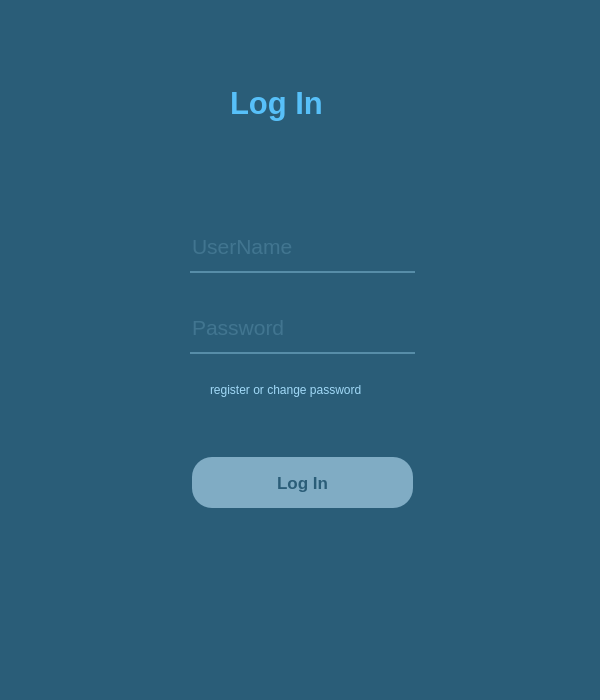
DRG-Dev/NewsSkrap, file LogIn.ui: the form before one commit.
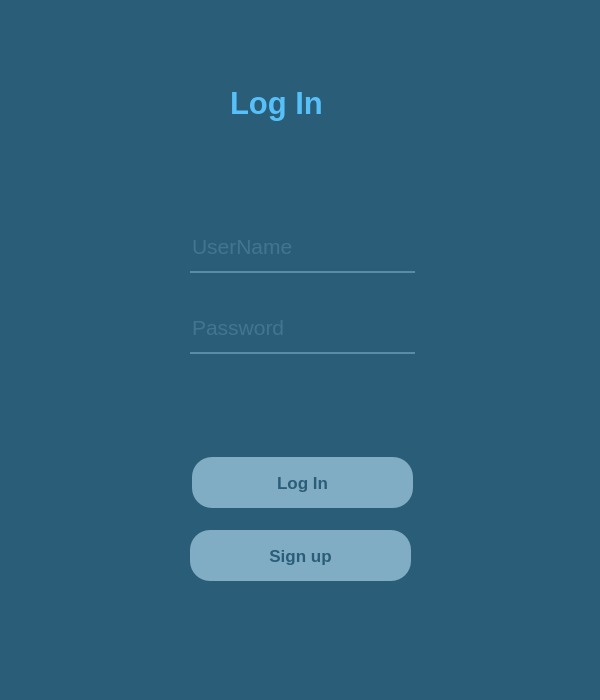
The form after the commit.

```diff
--- a/LogIn.ui
+++ b/LogIn.ui
@@ -118,23 +118,29 @@
      <string>Log In</string>
     </property>
    </widget>
-   <widget class="QLabel" name="label_2">
+   <widget class="QPushButton" name="pushButton_2">
     <property name="geometry">
      <rect>
-      <x>210</x>
-      <y>380</y>
-      <width>171</width>
-      <height>20</height>
+      <x>190</x>
+      <y>530</y>
+      <width>221</width>
+      <height>51</height>
      </rect>
     </property>
-    <property name="layoutDirection">
-     <enum>Qt::LeftToRight</enum>
+    <property name="font">
+     <font>
+      <pointsize>13</pointsize>
+      <weight>75</weight>
+      <bold>true</bold>
+     </font>
     </property>
     <property name="styleSheet">
-     <string notr="true">color: rgb(161, 217, 247);</string>
+     <string notr="true">background-color: rgb(128, 172, 196);
+color: rgb(42, 93, 120);
+border-radius: 20px;</string>
     </property>
     <property name="text">
-     <string>register or change password</string>
+     <string>Sign up</string>
     </property>
    </widget>
   </widget>
```
